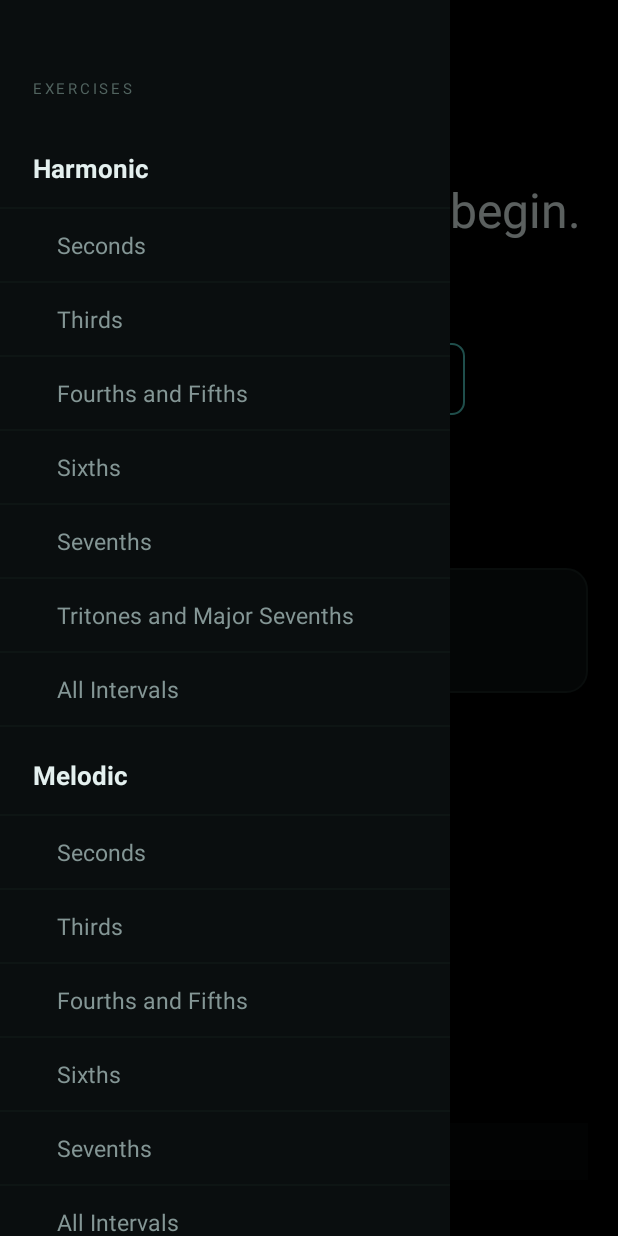
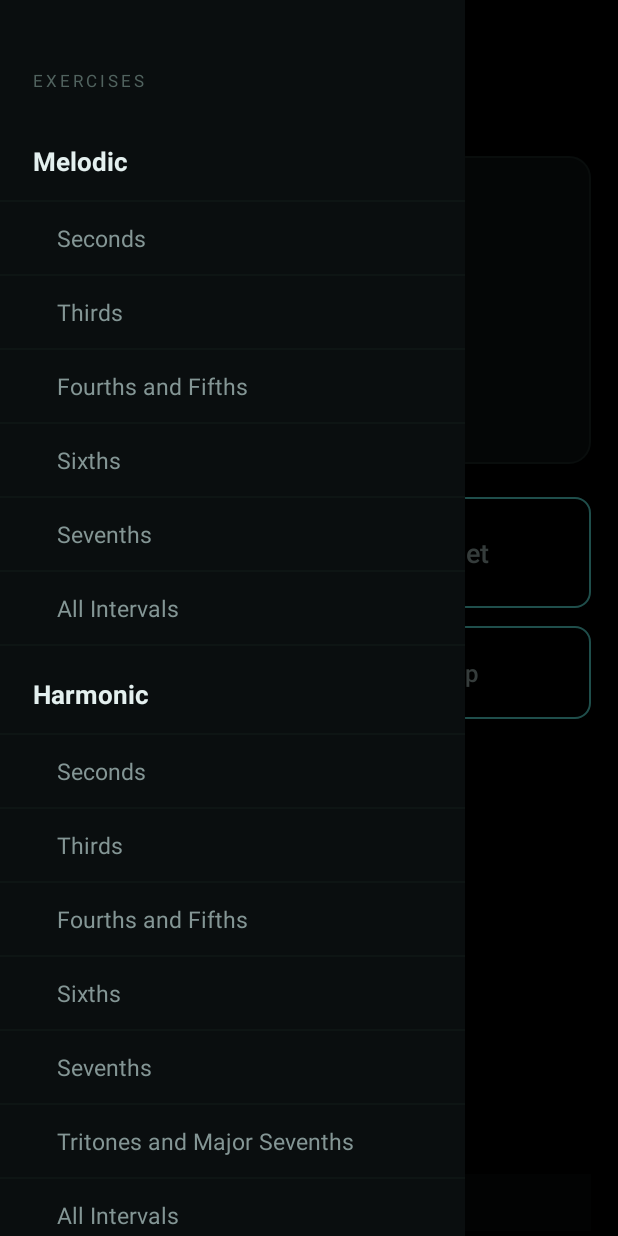
Before and after one commit to naikamit/KiteCast, an Android app: the screen it shows after launch (MainActivity), on a phone screen of 412 x 824 dp. Run offline under Robolectric (Android 15) with nearby library versions, the phone set to English and light mode, and no system bars; 1 statement that could not run was skipped.

```diff
--- a/android/app/src/main/java/com/millsandgoon/ear/Intervals.kt
+++ b/android/app/src/main/java/com/millsandgoon/ear/Intervals.kt
@@ -50,7 +50,7 @@ val ALL_CHORDS: List<String> = CHORDS.keys.toList()
 enum class Mode { HARMONIC, MELODIC }
 
 /** The top level of the menu: what kind of thing you are naming. */
-enum class Group(val label: String) { HARMONIC("Harmonic"), MELODIC("Melodic"), CHORDS("Chords") }
+enum class Group(val label: String) { MELODIC("Melodic"), HARMONIC("Harmonic"), CHORDS("Chords") }
 
 enum class Kind { INTERVAL, CHORD }
 
--- a/android/app/src/main/java/com/millsandgoon/ear/MainActivity.kt
+++ b/android/app/src/main/java/com/millsandgoon/ear/MainActivity.kt
@@ -85,7 +85,7 @@ class MainActivity : AppCompatActivity(), EarService.Observer {
         ui.log.setOnLongClickListener {
             val cb = getSystemService(Context.CLIPBOARD_SERVICE) as android.content.ClipboardManager
             cb.setPrimaryClip(android.content.ClipData.newPlainText("ear log", service?.logText().orEmpty()))
-            ui.heard.text = "log copied"
+            android.widget.Toast.makeText(this, "Log copied", android.widget.Toast.LENGTH_SHORT).show()
             true
         }
 
@@ -213,7 +213,6 @@ class MainActivity : AppCompatActivity(), EarService.Observer {
         }))
     }
 
-    override fun onHeard(text: String) = runOnUiThread { ui.heard.text = text }
     override fun onTally(text: String) = runOnUiThread { ui.tally.text = text }
     override fun onTransport(label: String) = runOnUiThread { ui.transport.text = label }
     override fun onScores() = runOnUiThread { menu.notifyDataSetChanged() }
--- a/android/app/src/main/res/drawable/bg_reset.xml
+++ b/android/app/src/main/res/drawable/bg_reset.xml
@@ -2,5 +2,5 @@
 <shape xmlns:android="http://schemas.android.com/apk/res/android" android:shape="rectangle">
     <solid android:color="@android:color/transparent" />
     <stroke android:width="1dp" android:color="@color/line" />
-    <corners android:radius="8dp" />
+    <corners android:radius="10dp" />
 </shape>
--- /dev/null
+++ b/android/app/src/main/res/drawable/bg_transport.xml
@@ -0,0 +1,7 @@
+<?xml version="1.0" encoding="utf-8"?>
+<!-- Same shape as bg_reset, so the pair reads as one control. Only the fill
+     differs: one starts the drill, the other throws work away. -->
+<shape xmlns:android="http://schemas.android.com/apk/res/android" android:shape="rectangle">
+    <solid android:color="@color/aqua" />
+    <corners android:radius="10dp" />
+</shape>
--- a/android/app/src/main/res/layout/activity_main.xml
+++ b/android/app/src/main/res/layout/activity_main.xml
@@ -6,7 +6,6 @@
     android:layout_height="match_parent"
     android:background="@color/ground">
 
-    <!-- ===== the app ===== -->
     <ScrollView
         android:layout_width="match_parent"
         android:layout_height="match_parent"
@@ -16,8 +15,8 @@
             android:layout_width="match_parent"
             android:layout_height="wrap_content"
             android:orientation="vertical"
-            android:paddingStart="20dp"
-            android:paddingEnd="20dp"
+            android:paddingStart="18dp"
+            android:paddingEnd="18dp"
             android:paddingTop="30dp"
             android:paddingBottom="40dp">
 
@@ -29,8 +28,8 @@
 
                 <ImageButton
                     android:id="@+id/menu"
-                    android:layout_width="44dp"
-                    android:layout_height="44dp"
+                    android:layout_width="52dp"
+                    android:layout_height="52dp"
                     android:background="?android:attr/selectableItemBackgroundBorderless"
                     android:contentDescription="Exercises"
                     android:src="@drawable/ic_menu" />
@@ -42,156 +41,132 @@
                     android:layout_weight="1"
                     android:layout_marginStart="10dp"
                     android:textColor="@color/ink_dim"
-                    android:textSize="14sp"
+                    android:textSize="15sp"
                     android:text="Choose an exercise" />
             </LinearLayout>
 
-            <!-- the one thing you can catch without looking -->
-            <TextView
-                android:id="@+id/status"
+            <!-- 1. what to say, and what came back -->
+            <LinearLayout
+                android:id="@+id/sayable"
                 android:layout_width="match_parent"
                 android:layout_height="wrap_content"
-                android:layout_marginTop="44dp"
-                android:gravity="center"
-                android:textColor="@color/ink"
-                android:textSize="32sp"
-                android:text="Headphones on." />
-
-            <TextView
-                android:id="@+id/heard"
-                android:layout_width="match_parent"
-                android:layout_height="wrap_content"
-                android:layout_marginTop="16dp"
-                android:gravity="center"
-                android:textColor="@color/aqua"
-                android:textSize="14sp"
-                android:fontFamily="monospace" />
+                android:layout_marginTop="22dp"
+                android:orientation="vertical"
+                android:background="@drawable/bg_sayable"
+                android:padding="22dp">
 
                 <LinearLayout
                     android:layout_width="wrap_content"
                     android:layout_height="wrap_content"
-                android:layout_gravity="center"
-                android:layout_marginTop="32dp"
                     android:orientation="horizontal"
                     android:gravity="center_vertical">
 
-                <Button
-                    android:id="@+id/transport"
-                    android:layout_width="wrap_content"
-                    android:layout_height="wrap_content"
-                    android:paddingStart="38dp"
-                    android:paddingEnd="38dp"
-                    android:backgroundTint="@color/aqua"
-                    android:textColor="@color/ground"
-                    android:textStyle="bold"
-                    android:text="Start" />
-
-                <!-- colourless on purpose: it undoes work, it should not invite -->
-                <Button
-                    android:id="@+id/reset"
-                    android:layout_width="wrap_content"
-                    android:layout_height="wrap_content"
-                    android:layout_marginStart="12dp"
-                    android:paddingStart="20dp"
-                    android:paddingEnd="20dp"
-                    android:background="@drawable/bg_reset"
-                    android:textColor="@color/ink_dim"
-                    android:textSize="13sp"
-                    android:text="Reset" />
-            </LinearLayout>
-
-            <!-- Everything you can do with your hands lives here. Your voice
-                 only ever answers the question. -->
-            <LinearLayout
-                android:layout_width="wrap_content"
-                android:layout_height="wrap_content"
-                android:layout_gravity="center"
-                android:layout_marginTop="14dp"
-                android:orientation="horizontal">
-
-                <Button
-                    android:id="@+id/again"
-                    style="?android:attr/borderlessButtonStyle"
-                    android:layout_width="wrap_content"
-                    android:layout_height="wrap_content"
-                    android:minWidth="0dp"
-                    android:paddingStart="18dp"
-                    android:paddingEnd="18dp"
-                    android:textColor="@color/ink_dim"
-                    android:textSize="13sp"
-                    android:text="Play again" />
-
-                <Button
-                    android:id="@+id/skip"
-                    style="?android:attr/borderlessButtonStyle"
-                    android:layout_width="wrap_content"
-                    android:layout_height="wrap_content"
-                    android:minWidth="0dp"
-                    android:paddingStart="18dp"
-                    android:paddingEnd="18dp"
-                    android:textColor="@color/ink_dim"
-                    android:textSize="13sp"
-                    android:text="Skip" />
-            </LinearLayout>
-
-            <!-- what you can say: the primary affordance in a voice app -->
-            <LinearLayout
-                android:id="@+id/sayable"
-                android:layout_width="match_parent"
-                android:layout_height="wrap_content"
-                android:layout_marginTop="40dp"
-                android:orientation="horizontal"
-                android:gravity="top"
-                android:background="@drawable/bg_sayable"
-                android:padding="18dp">
-
                     <ImageView
-                    android:layout_width="22dp"
-                    android:layout_height="22dp"
-                    android:layout_marginEnd="14dp"
-                    android:layout_marginTop="2dp"
+                        android:layout_width="24dp"
+                        android:layout_height="24dp"
+                        android:layout_marginEnd="12dp"
                         android:contentDescription="Speak the answer"
                         android:src="@drawable/ic_speak" />
-
-                <LinearLayout
-                    android:layout_width="0dp"
-                    android:layout_height="wrap_content"
-                    android:layout_weight="1"
-                    android:orientation="vertical">
 
                     <TextView
                         android:layout_width="wrap_content"
                         android:layout_height="wrap_content"
                         android:textColor="@color/aqua"
-                        android:textSize="11sp"
+                        android:textSize="13sp"
                         android:letterSpacing="0.14"
                         android:text="SPEAK THE ANSWER" />
+                </LinearLayout>
 
                 <TextView
                     android:id="@+id/vocab"
                     android:layout_width="match_parent"
                     android:layout_height="wrap_content"
-                        android:layout_marginTop="8dp"
+                    android:layout_marginTop="14dp"
                     android:textColor="@color/ink"
-                        android:textSize="17sp"
-                        android:lineSpacingExtra="5dp" />
-                </LinearLayout>
+                    android:textSize="22sp"
+                    android:lineSpacingExtra="8dp" />
+
+                <!-- the answer lands here, where you were already looking -->
+                <TextView
+                    android:id="@+id/status"
+                    android:layout_width="match_parent"
+                    android:layout_height="wrap_content"
+                    android:layout_marginTop="18dp"
+                    android:minHeight="42dp"
+                    android:textColor="@color/ink"
+                    android:textSize="30sp" />
             </LinearLayout>
 
+            <!-- 2. start, and undo -->
+            <LinearLayout
+                android:layout_width="match_parent"
+                android:layout_height="wrap_content"
+                android:layout_marginTop="22dp"
+                android:orientation="horizontal">
+
+                <Button
+                    android:id="@+id/transport"
+                    android:layout_width="0dp"
+                    android:layout_height="74dp"
+                    android:layout_weight="1"
+                    android:background="@drawable/bg_transport"
+                    android:textColor="@color/ground"
+                    android:textSize="18sp"
+                    android:textStyle="bold"
+                    android:text="Start" />
+
+                <Button
+                    android:id="@+id/reset"
+                    android:layout_width="0dp"
+                    android:layout_height="74dp"
+                    android:layout_weight="1"
+                    android:layout_marginStart="12dp"
+                    android:background="@drawable/bg_reset"
+                    android:textColor="@color/ink_dim"
+                    android:textSize="18sp"
+                    android:text="Reset" />
+            </LinearLayout>
+
+            <!-- 3. the two things you do mid-question -->
+            <LinearLayout
+                android:layout_width="match_parent"
+                android:layout_height="wrap_content"
+                android:layout_marginTop="12dp"
+                android:orientation="horizontal">
+
+                <Button
+                    android:id="@+id/again"
+                    android:layout_width="0dp"
+                    android:layout_height="62dp"
+                    android:layout_weight="1"
+                    android:background="@drawable/bg_reset"
+                    android:textColor="@color/ink_dim"
+                    android:textSize="16sp"
+                    android:text="Play again" />
+
+                <Button
+                    android:id="@+id/skip"
+                    android:layout_width="0dp"
+                    android:layout_height="62dp"
+                    android:layout_weight="1"
+                    android:layout_marginStart="12dp"
+                    android:background="@drawable/bg_reset"
+                    android:textColor="@color/ink_dim"
+                    android:textSize="16sp"
+                    android:text="Skip" />
+            </LinearLayout>
+
+            <!-- 4. the score, in the same two marks as the menu -->
             <TextView
                 android:id="@+id/tally"
                 android:layout_width="match_parent"
                 android:layout_height="wrap_content"
                 android:layout_marginTop="26dp"
                 android:gravity="center"
+                android:textSize="26sp"
                 android:textColor="@color/ink_dim"
-                android:textSize="13sp"
-                android:fontFamily="monospace"
-                android:text="not started" />
+                android:fontFamily="monospace" />
 
-            <!-- commands are secondary: available, not advertised -->
-            <!-- Deliberate dead space. The log is for me, not for someone
-                 being handed the phone to try; it stays below the fold. -->
             <Space
                 android:layout_width="match_parent"
                 android:layout_height="220dp" />
@@ -219,9 +194,8 @@
         </LinearLayout>
     </ScrollView>
 
-    <!-- ===== exercises ===== -->
     <LinearLayout
-        android:layout_width="300dp"
+        android:layout_width="310dp"
         android:layout_height="match_parent"
         android:layout_gravity="start"
         android:orientation="vertical"
@@ -233,10 +207,10 @@
             android:layout_height="wrap_content"
             android:paddingStart="22dp"
             android:paddingEnd="22dp"
-            android:paddingTop="26dp"
+            android:paddingTop="20dp"
             android:paddingBottom="14dp"
             android:textColor="@color/ink_faint"
-            android:textSize="10sp"
+            android:textSize="11sp"
             android:letterSpacing="0.18"
             android:text="EXERCISES" />
 
```
Also changed, not shown: android/app/src/main/java/com/millsandgoon/ear/EarService.kt (+2 -6 lines), android/app/src/main/java/com/millsandgoon/ear/Synth.kt (+1 -74 lines), 3 other files. Lines whose indentation alone changed are shown as unchanged.
